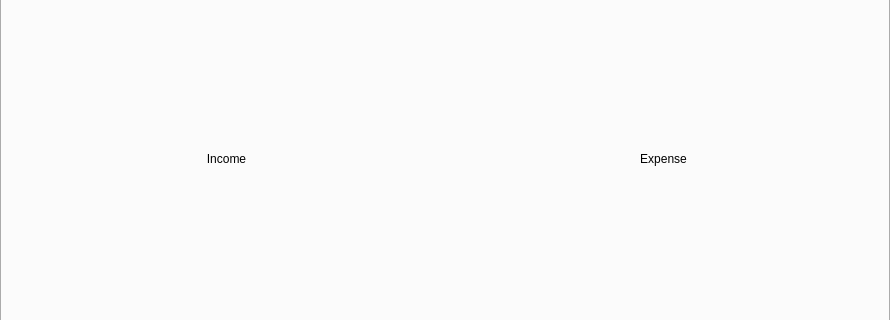
Old version of the form dashboard.ui in the repository kaveenhyacinth/Gerbil-expense-tracker; both pictures show x 0 to 890 and y 118 to 438 of the 890 by 552 pixel window.
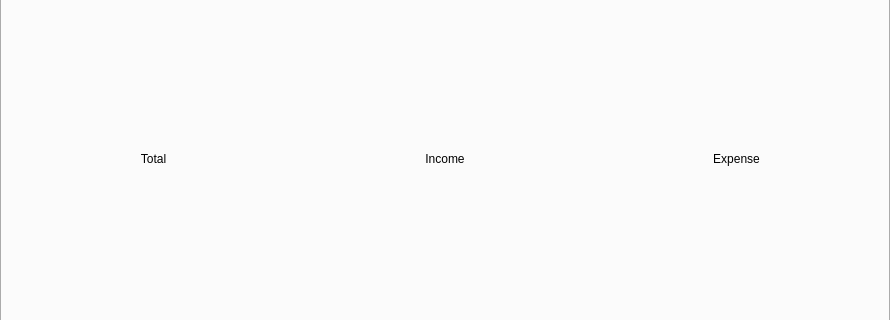
New version of the form. Icons and pictures are not drawn.

Diff of the .ui file:
```diff
--- a/dashboard.ui
+++ b/dashboard.ui
@@ -45,6 +45,16 @@
         <string>Overview</string>
        </attribute>
        <layout class="QHBoxLayout" name="horizontalLayout_9">
+        <item>
+         <widget class="QLabel" name="lblTotal">
+          <property name="text">
+           <string>Total</string>
+          </property>
+          <property name="alignment">
+           <set>Qt::AlignCenter</set>
+          </property>
+         </widget>
+        </item>
         <item>
          <widget class="QLabel" name="lblIncome">
           <property name="text">
```
